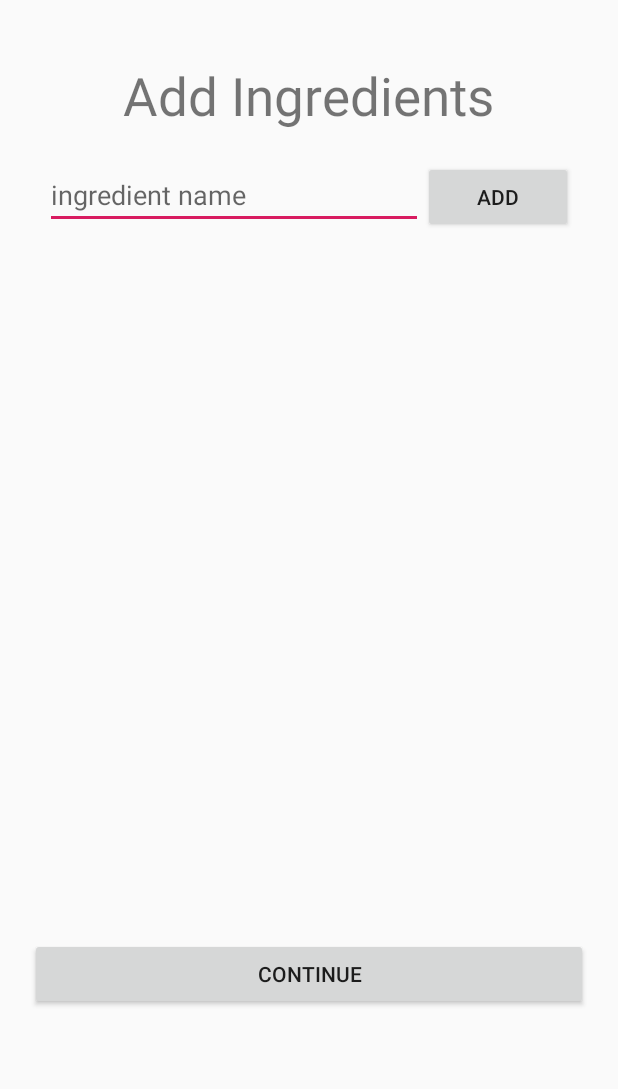
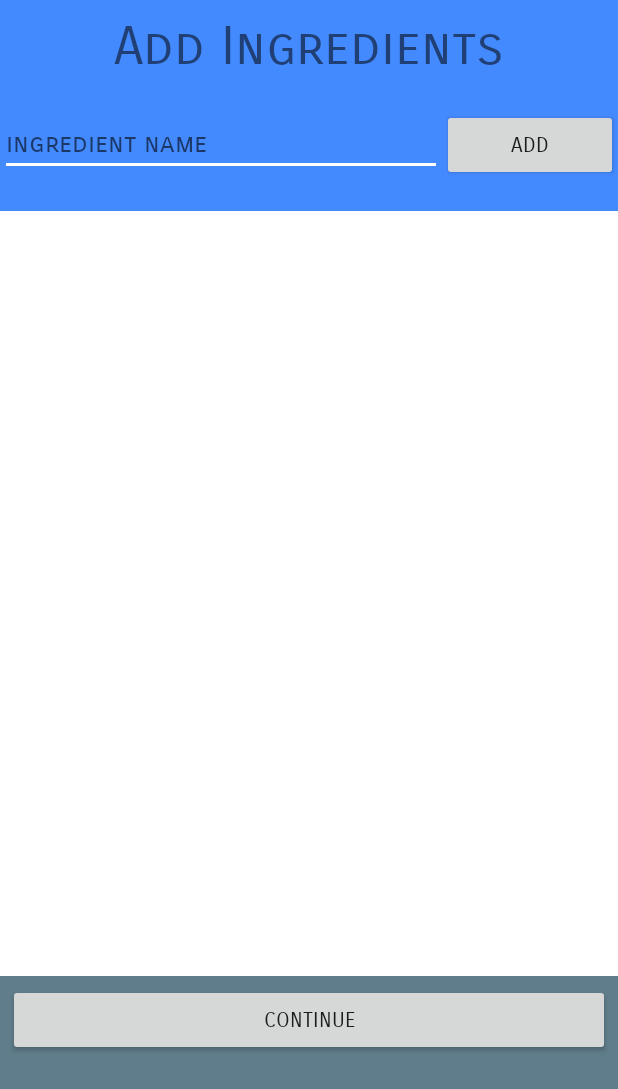
Before and after one commit to bbl007/SDHacks2019, an Android app: the screen it shows after launch (MainActivity), on a phone screen of 412 x 824 dp. Shown: the top 1089 px of the screen. Run offline under Robolectric (Android 15) with nearby library versions, the phone set to English and light mode, and no system bars; our stand-ins replace Volley; 1 statement that could not run was skipped.

Commit message:
Update activity_main.xml

```diff
--- a/leftoversAndroid/Leftovers/app/src/main/res/layout/activity_main.xml
+++ b/leftoversAndroid/Leftovers/app/src/main/res/layout/activity_main.xml
@@ -9,12 +9,17 @@
     <LinearLayout
         android:layout_width="match_parent"
         android:layout_height="match_parent"
+        android:background="#607D8B"
         android:orientation="vertical">
 
         <LinearLayout
             android:layout_width="match_parent"
             android:layout_height="wrap_content"
-            android:layout_margin="30dp"
+            android:layout_marginLeft="0dp"
+            android:layout_marginTop="0dp"
+            android:layout_marginRight="0dp"
+            android:layout_marginBottom="0dp"
+            android:background="#448AFF"
             android:gravity="center_horizontal"
             android:orientation="vertical">
 
@@ -24,6 +29,7 @@
                 android:layout_height="wrap_content"
                 android:layout_marginTop="10dp"
                 android:layout_marginBottom="20dp"
+                android:fontFamily="sans-serif-smallcaps"
                 android:text="Add Ingredients"
                 android:textSize="35sp" />
 
@@ -37,7 +43,9 @@
                     android:layout_width="match_parent"
                     android:layout_height="wrap_content"
                     android:layout_weight=".4"
+                    android:backgroundTint="#FFFF"
                     android:completionThreshold="2"
+                    android:fontFamily="sans-serif-smallcaps"
                     android:hint="ingredient name" />
 
                 <Button
@@ -45,14 +53,20 @@
                     android:layout_width="match_parent"
                     android:layout_height="wrap_content"
                     android:layout_weight="1"
-                    android:text="Add" />
+                    android:bottomLeftRadius="15dp"
+                    android:bottomRightRadius="15dp"
+                    android:fontFamily="sans-serif-smallcaps"
+                    android:text="Add"
+                    android:topLeftRadius="15dp"
+                    android:topRightRadius="15dp" />
             </LinearLayout>
 
             <android.support.v7.widget.RecyclerView
                 android:id="@+id/ingred_list"
                 android:layout_width="match_parent"
-                android:layout_height="400dp"
-                android:layout_marginTop="20dp" />
+                android:layout_height="510dp"
+                android:layout_marginTop="20dp"
+                android:background="#FFFF" />
 
         </LinearLayout>
 
@@ -60,10 +74,18 @@
             android:id="@+id/button3"
             android:layout_width="match_parent"
             android:layout_height="wrap_content"
-            android:layout_gravity="bottom"
-            android:layout_margin="20dp"
+            android:layout_gravity="bottom|fill"
+            android:layout_marginLeft="5dp"
+            android:layout_marginTop="5dp"
+            android:layout_marginRight="5dp"
+            android:layout_marginBottom="0dp"
+            android:bottomLeftRadius="15dp"
+            android:bottomRightRadius="15dp"
+            android:fontFamily="sans-serif-smallcaps"
             android:onClick="toRecipeList"
-            android:text="Continue" />
+            android:text="Continue"
+            android:topLeftRadius="15dp"
+            android:topRightRadius="15dp" />
     </LinearLayout>
 
 </android.support.constraint.ConstraintLayout>
```
